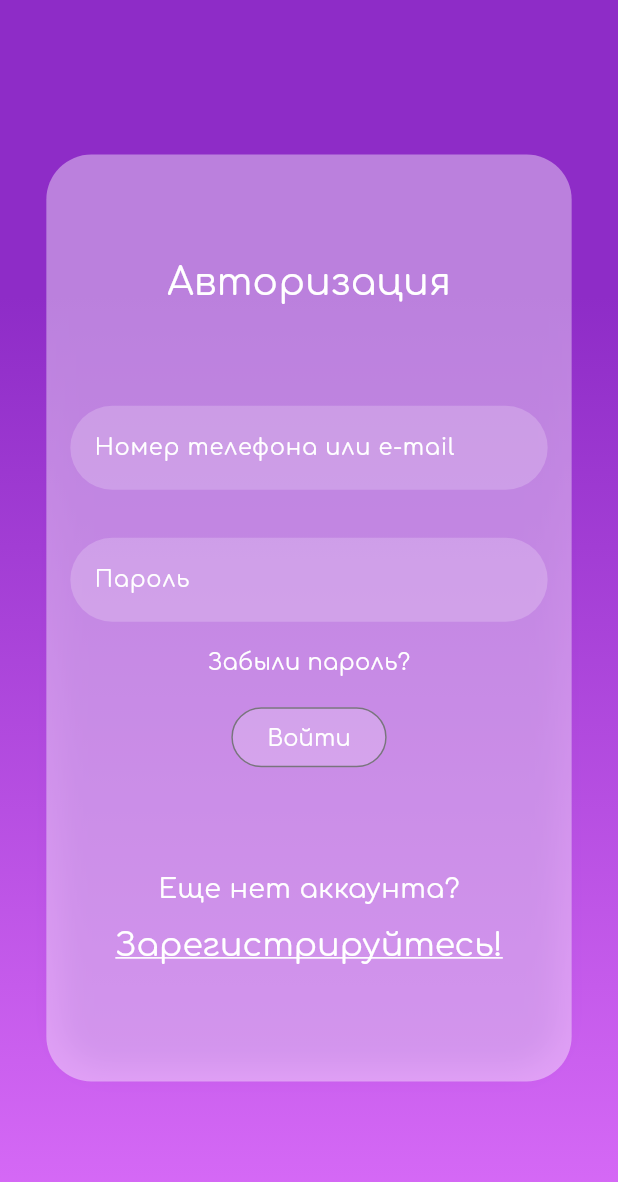
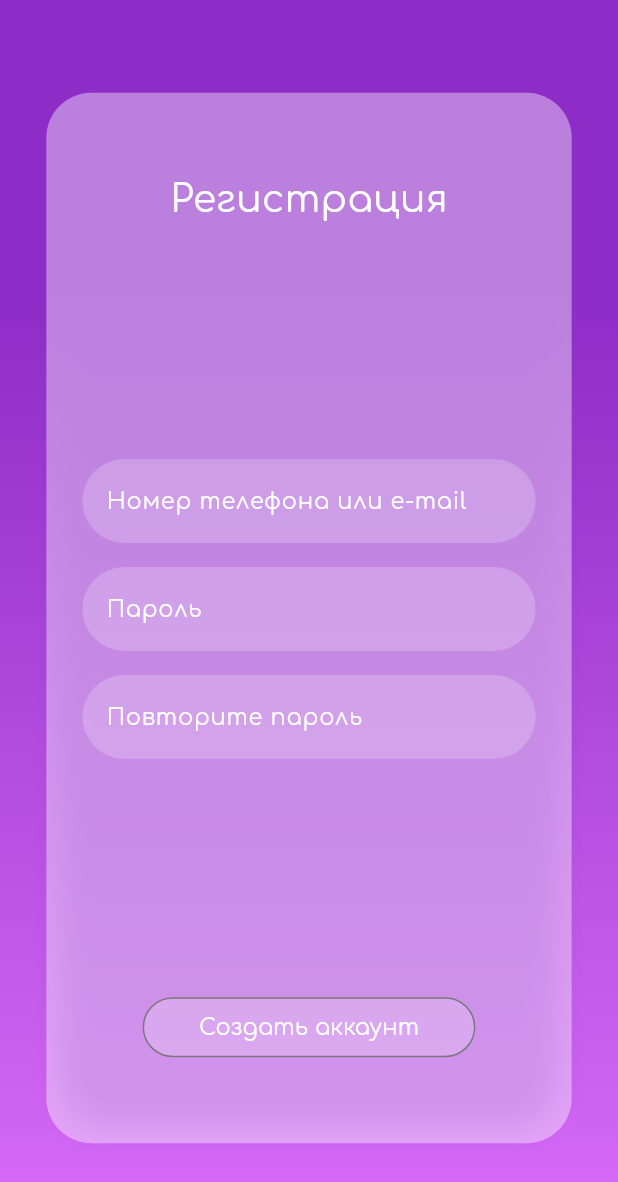
Before and after one commit to G3nD4/studies-mobile, a Flutter app: the screen it shows after launch, on a phone screen of 412 x 824 dp. Shown: the top 1182 px of the screen. Run offline on Flutter 3.47's test engine with Material 3 defaults, Android fonts, the phone set to English and light mode, and no system bars; our stand-ins replace bloc, cached_network_image, flutter_bloc, flutter_svg_provider.

Commit message:
feat[app]: created registration screen

```diff
--- a/lib/auth/auth_screen.dart
+++ b/lib/auth/auth_screen.dart
@@ -1,3 +1,4 @@
+import 'package:coursor_tiktok/auth/register_screen.dart';
 import 'package:coursor_tiktok/ui/themes/theme.dart';
 import 'package:flutter/material.dart';
 import 'package:flutter_bloc/flutter_bloc.dart';
@@ -15,7 +16,7 @@ class AuthScreen extends StatelessWidget {
       ),
       child: const Scaffold(
         backgroundColor: Colors.transparent,
-        body: Center(child: LoginScreen()),
+        body: Center(child: RegistrationScreen()),
       ),
     );
   }
--- a/lib/auth/register_screen.dart
+++ b/lib/auth/register_screen.dart
@@ -0,0 +1,109 @@
+import 'dart:developer';
+
+import 'package:flutter/material.dart';
+
+import '../ui/themes/theme.dart';
+
+class RegistrationScreen extends StatefulWidget {
+  const RegistrationScreen({super.key});
+
+  @override
+  State<RegistrationScreen> createState() => _RegistrationScreenState();
+}
+
+class _RegistrationScreenState extends State<RegistrationScreen> {
+  // login could be either email or phone number
+  final TextEditingController _loginController = TextEditingController();
+  final TextEditingController _passwordController = TextEditingController();
+  final TextEditingController _repeatPasswordController =
+      TextEditingController();
+
+  @override
+  void dispose() {
+    _loginController.dispose();
+    _passwordController.dispose();
+    super.dispose();
+  }
+
+  @override
+  Widget build(BuildContext context) {
+    return Container(
+      height: MediaQuery.of(context).size.height * 0.85,
+      width: MediaQuery.of(context).size.width * 0.85,
+      padding: paddingSmall,
+      decoration: BoxDecoration(
+        boxShadow: const <BoxShadow>[
+          AppShadows.containerInnerLightShadow,
+        ],
+        color: AppColors.white.withOpacity(0.4),
+        borderRadius: BorderRadius.circular(30.0),
+      ),
+      child: Column(
+        mainAxisAlignment: MainAxisAlignment.spaceEvenly,
+        crossAxisAlignment: CrossAxisAlignment.center,
+        children: [
+          Text(
+            'Регистрация',
+            style: context.text.appTitle.copyWith(color: AppColors.white),
+          ),
+          const SizedBox(height: 64.0),
+          Column(
+            children: [
+              Padding(
+                padding: const EdgeInsets.symmetric(horizontal: 16.0),
+                child: TextFormField(
+                  controller: _loginController,
+                  decoration: AppInputDecorations.defaultInputDecoration(
+                    fillColor: AppColors.white.withOpacity(0.2),
+                    hintStyle: context.text.labelStyle
+                        .copyWith(color: AppColors.white),
+                    hintText: 'Номер телефона или e-mail',
+                  ),
+                ),
+              ),
+              paddingVerticalMedium,
+              Padding(
+                padding: const EdgeInsets.symmetric(horizontal: 16.0),
+                child: TextFormField(
+                  obscureText: true,
+                  controller: _passwordController,
+                  decoration: AppInputDecorations.defaultInputDecoration(
+                    fillColor: AppColors.white.withOpacity(0.2),
+                    hintStyle: context.text.labelStyle
+                        .copyWith(color: AppColors.white),
+                    hintText: 'Пароль',
+                  ),
+                ),
+              ),
+              paddingVerticalMedium,
+              Padding(
+                padding: const EdgeInsets.symmetric(horizontal: 16.0),
+                child: TextFormField(
+                  obscureText: true,
+                  controller: _repeatPasswordController,
+                  decoration: AppInputDecorations.defaultInputDecoration(
+                    fillColor: AppColors.white.withOpacity(0.2),
+                    hintStyle: context.text.labelStyle
+                        .copyWith(color: AppColors.white),
+                    hintText: 'Повторите пароль',
+                  ),
+                ),
+              ),
+            ],
+          ),
+          const SizedBox(height: 64.0),
+          AppButtonDecorations.defaultButtonDecoration(
+            color: AppColors.white.withOpacity(0.2),
+            onPressed: () {
+              log('Button "Войти" pressed.', name: 'LoginScreen');
+            },
+            child: Text(
+              '   Создать аккаунт   ',
+              style: context.text.labelStyle.copyWith(color: AppColors.white),
+            ),
+          ),
+        ],
+      ),
+    );
+  }
+}
--- a/lib/ui/themes/src/constants.dart
+++ b/lib/ui/themes/src/constants.dart
@@ -51,7 +51,7 @@ abstract class AppGradients {
 
 abstract class AppShadows {
   static const containerInnerLightShadow = BoxShadow(
-    color: Color.fromARGB(88, 142, 44, 199),
+    color: Color.fromARGB(110, 142, 44, 199),
     spreadRadius: -10,
     blurRadius: 15,
     offset: Offset(0, 0),
```
Also changed, not shown: lib/auth/login_screen.dart (+5 -4 lines).
